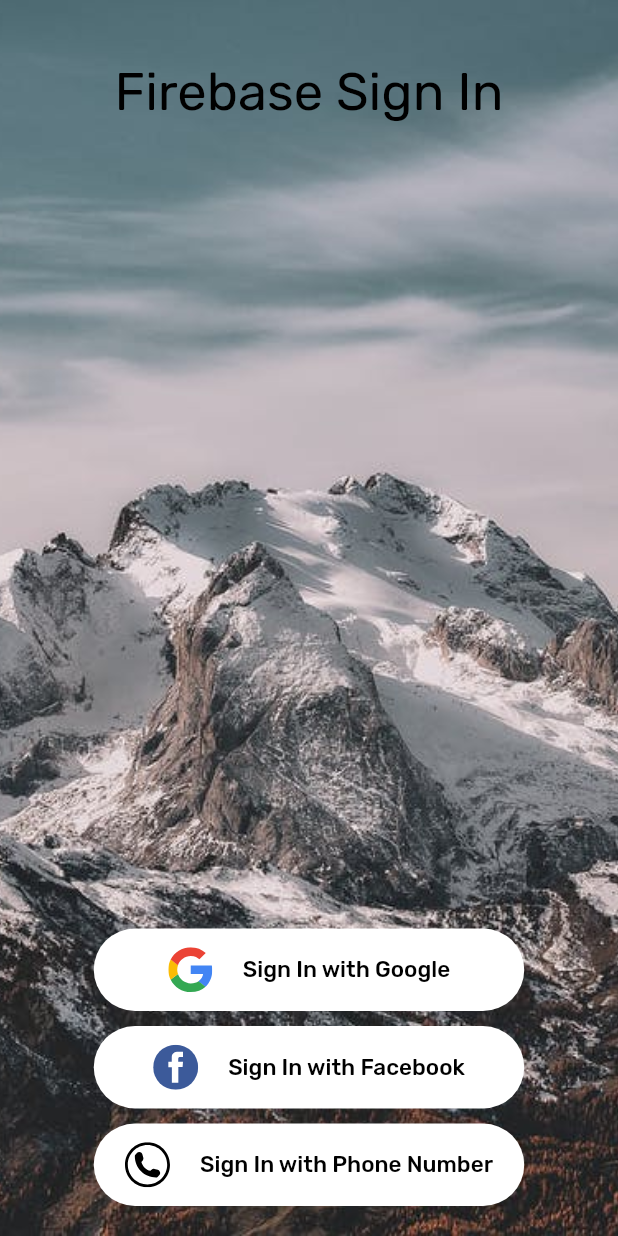
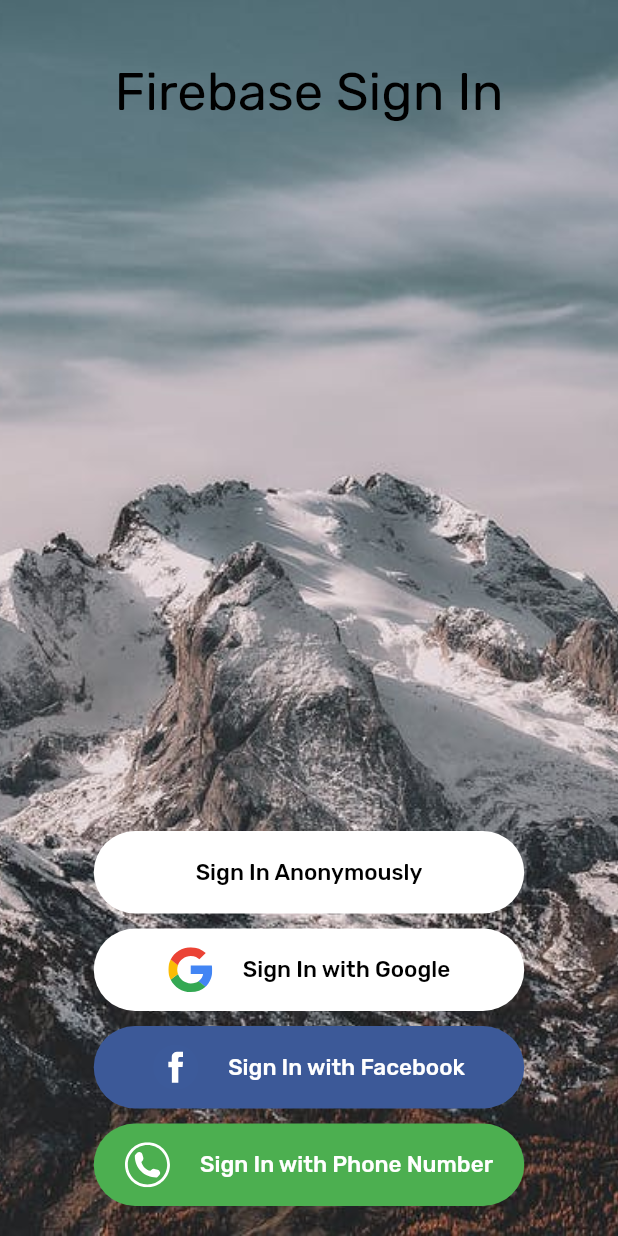
Before and after one commit to flutterInLife/firebase_login, a Flutter app: the screen it shows after launch, after a tap on "Sign In with Facebook", on a phone screen of 412 x 824 dp. Run offline on Flutter 3.47's test engine with Material 2 defaults, Android fonts, the phone set to English and light mode, and no system bars; our stand-ins replace firebase_auth, firebase_core, flutter_svg, google_fonts; accounts and stored records are empty; network calls fail.

Commit message:
Firebase Anonymous Log In and Log Out with Stream and Provider

```diff
--- a/lib/main.dart
+++ b/lib/main.dart
@@ -1,7 +1,13 @@
+import 'package:firebase_login/modals/user.dart';
 import 'package:firebase_login/screens/wrapper.dart';
+import 'package:firebase_login/service/auth.dart';
 import 'package:flutter/material.dart';
+import 'package:firebase_core/firebase_core.dart';
+import 'package:provider/provider.dart';
 
-void main() {
+void main() async {
+  WidgetsFlutterBinding.ensureInitialized();
+  await Firebase.initializeApp();
   runApp(MaterialApp(
     home: Main(),
   ));
@@ -10,6 +16,9 @@ void main() {
 class Main extends StatelessWidget {
   @override
   Widget build(BuildContext context) {
-    return Wrapper();
+    return StreamProvider<UserModal>.value(
+      value: AuthService().user,
+      child: Wrapper(),
+    );
   }
 }
--- /dev/null
+++ b/lib/modals/user.dart
@@ -0,0 +1,6 @@
+class UserModal {
+
+  final String uid;
+
+  UserModal({this.uid});
+}
--- a/lib/screens/authentication/sign_in.dart
+++ b/lib/screens/authentication/sign_in.dart
@@ -1,8 +1,12 @@
+import 'package:firebase_login/service/auth.dart';
 import 'package:flutter/material.dart';
 import 'package:flutter_svg/flutter_svg.dart';
 import 'package:google_fonts/google_fonts.dart';
 
 class SignIn extends StatelessWidget {
+
+  final AuthService _auth = AuthService();
+
   @override
   Widget build(BuildContext context) {
     return Scaffold(
@@ -19,6 +23,37 @@ class SignIn extends StatelessWidget {
             child: Column(
               mainAxisAlignment: MainAxisAlignment.end,
               children: [
+                MaterialButton(
+                  elevation: 0,
+                  height: 55,
+                  minWidth: 240,
+                  color: Colors.white,
+                  onPressed: () async {
+                    dynamic result = await _auth.signInAnon();
+                    if(result==null) {
+                      print('Unsucessful');
+                    } else {
+                      print('Successful');
+                      print(result.uid);
+                    }
+                  },
+                  shape: RoundedRectangleBorder(
+                      borderRadius: BorderRadius.all(Radius.circular(30))),
+                  child: Container(
+                    width: 255,
+                    child: Center(
+                      child: Text(
+                        'Sign In Anonymously',
+                        style: GoogleFonts.rubik(
+                            textStyle:
+                            TextStyle(color: Colors.black, fontSize: 15)),
+                      ),
+                    ),
+                  ),
+                ), //Anonymous Sign In
+                SizedBox(
+                  height: 10,
+                ),
                 MaterialButton(
                   elevation: 0,
                   height: 55,
@@ -60,7 +95,7 @@ class SignIn extends StatelessWidget {
                   elevation: 0,
                   height: 55,
                   minWidth: 240,
-                  color: Colors.white,
+                  color: Color(0xff3C5998),
                   onPressed: () {},
                   shape: RoundedRectangleBorder(
                       borderRadius: BorderRadius.all(Radius.circular(30))),
@@ -84,7 +119,7 @@ class SignIn extends StatelessWidget {
                           'Sign In with Facebook',
                           style: GoogleFonts.rubik(
                               textStyle:
-                                  TextStyle(color: Colors.black, fontSize: 15)),
+                                  TextStyle(color: Colors.white, fontSize: 15)),
                         ),
                       ],
                     ),
@@ -97,7 +132,7 @@ class SignIn extends StatelessWidget {
                   elevation: 0,
                   height: 55,
                   minWidth: 240,
-                  color: Colors.white,
+                  color: Colors.green,
                   onPressed: () {},
                   shape: RoundedRectangleBorder(
                       borderRadius: BorderRadius.all(Radius.circular(30))),
@@ -112,6 +147,7 @@ class SignIn extends StatelessWidget {
                           child: SvgPicture.asset(
                             'assets/phone-icon.svg',
                             fit: BoxFit.contain,
+                            color: Colors.white,
                           ),
                         ),
                         SizedBox(
@@ -121,7 +157,7 @@ class SignIn extends StatelessWidget {
                           'Sign In with Phone Number',
                           style: GoogleFonts.rubik(
                               textStyle:
-                                  TextStyle(color: Colors.black, fontSize: 15)),
+                                  TextStyle(color: Colors.white, fontSize: 15)),
                         ),
                       ],
                     ),
--- a/lib/screens/wrapper.dart
+++ b/lib/screens/wrapper.dart
@@ -1,10 +1,19 @@
+import 'package:firebase_login/modals/user.dart';
 import 'package:firebase_login/screens/authentication/sign_in.dart';
 import 'package:firebase_login/screens/home/home.dart';
 import 'package:flutter/material.dart';
+import 'package:provider/provider.dart';
 
 class Wrapper extends StatelessWidget {
   @override
   Widget build(BuildContext context) {
-    return SignIn();
+
+    final user = Provider.of<UserModal>(context);
+
+    if(user==null) {
+      return SignIn();
+    } else {
+      return Home();
+    }
   }
 }
--- /dev/null
+++ b/lib/service/auth.dart
@@ -0,0 +1,47 @@
+import 'package:firebase_auth/firebase_auth.dart';
+import 'package:firebase_login/modals/user.dart';
+
+class AuthService {
+
+  final FirebaseAuth _auth = FirebaseAuth.instance;
+
+  UserModal _userFromUser(User user) {
+    return user!=null ? UserModal(uid: user.uid) : null;
+  }
+
+  //Auth change stream
+  Stream<UserModal> get user {
+    return _auth.authStateChanges()
+        .map(_userFromUser);
+  }
+
+  //Sign In Anonymously
+  Future signInAnon() async {
+    try {
+      UserCredential credential = await _auth.signInAnonymously();
+      User user = credential.user;
+      return _userFromUser(user);
+    } catch(e) {
+      print(e.toString());
+      return null;
+    }
+  }
+
+  //Log Out
+  Future signOut() async {
+    try {
+      return await _auth.signOut();
+    } catch(e) {
+      print(e.toString());
+      return null;
+    }
+  }
+
+  //Sign In with google
+
+  //Sign In with Facebook
+
+  //Sign In with Phone
+
+
+}
--- a/pubspec.yaml
+++ b/pubspec.yaml
@@ -30,6 +30,8 @@ dependencies:
   cupertino_icons: ^0.1.3
   flutter_svg: ^0.19.0
   google_fonts: ^1.1.0
+  firebase_auth: ^0.18.0+1
+  provider: ^4.3.2+2
 
 dev_dependencies:
   flutter_test:
```
Also changed, not shown: lib/screens/home/home.dart (+7 -2 lines), pubspec.lock.
